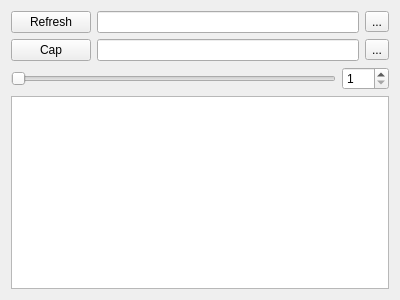
First picture: the form in gallery.ui, repository renkehub/ThumbnailLoader, before the edit.
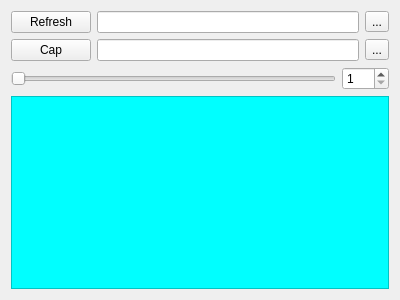
Second picture: the form after the edit.

```diff
--- a/gallery.ui
+++ b/gallery.ui
@@ -13,6 +13,9 @@
   <property name="windowTitle">
    <string>Form</string>
   </property>
+  <property name="styleSheet">
+   <string notr="true"/>
+  </property>
   <layout class="QGridLayout" name="gridLayout">
    <item row="0" column="0">
     <layout class="QHBoxLayout" name="horizontalLayout_2">
@@ -94,6 +97,9 @@
      <property name="layoutDirection">
       <enum>Qt::LeftToRight</enum>
      </property>
+     <property name="styleSheet">
+      <string notr="true">background-color: rgb(0, 255, 255);</string>
+     </property>
      <property name="sizeAdjustPolicy">
       <enum>QAbstractScrollArea::AdjustIgnored</enum>
      </property>
```
